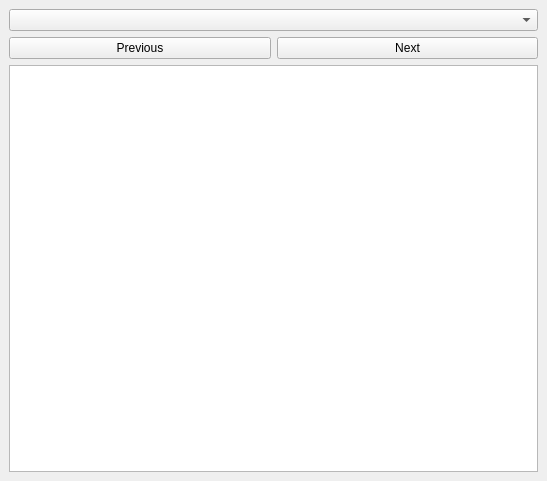
Qt form ui/defect_list.ui (veriso/veriso) before a commit.
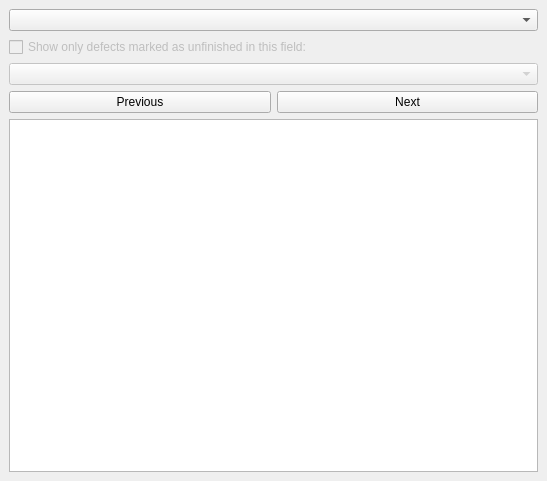
The same form after that commit.

Commit message: implementation of hide finished defects

```diff
--- a/ui/defect_list.ui
+++ b/ui/defect_list.ui
@@ -18,6 +18,29 @@
     <item>
      <widget class="QComboBox" name="layers_combo"/>
     </item>
+    <item>
+     <widget class="QCheckBox" name="unfinished_only_check">
+      <property name="enabled">
+       <bool>false</bool>
+      </property>
+      <property name="toolTip">
+       <string>This gets enabled if the selected defects layer has at least one boolean field</string>
+      </property>
+      <property name="text">
+       <string>Show only defects marked as unfinished in this field:</string>
+      </property>
+     </widget>
+    </item>
+    <item>
+     <widget class="QComboBox" name="unfinished_fields_combo">
+      <property name="enabled">
+       <bool>false</bool>
+      </property>
+      <property name="toolTip">
+       <string>This gets enabled if the selected defects layer has at least one boolean field</string>
+      </property>
+     </widget>
+    </item>
     <item>
      <layout class="QHBoxLayout" name="horizontalLayout">
       <item>
```
The commit also changes 1 other file.
